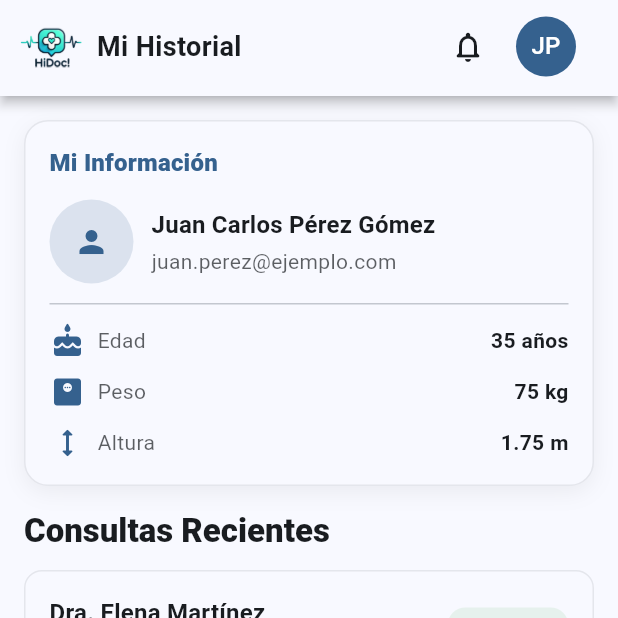
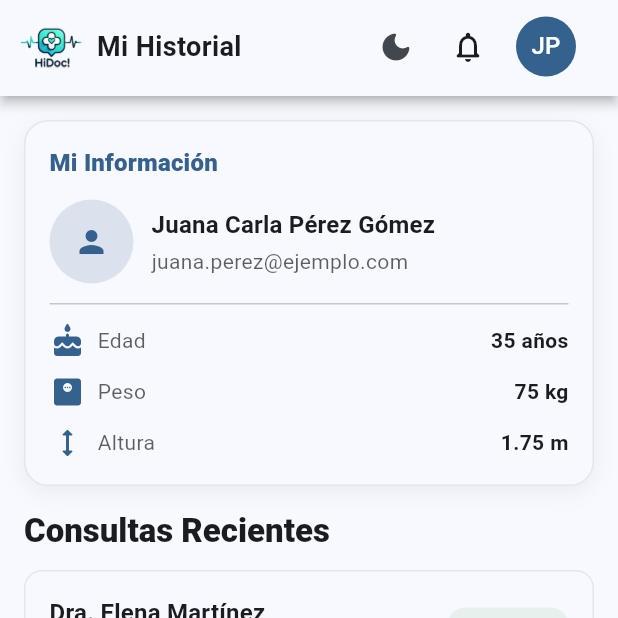
Before and after one commit to ValeriaCastro04/proyecto_hidoc, a Flutter app: the PatientMedicalHistoryScreen screen opened by its route, on a phone screen of 412 x 824 dp, the top half of it. Run offline on Flutter 3.47's test engine with Material 3 defaults, Android fonts, the light colour scheme and no system bars; our stand-ins replace fl_chart, flutter_riverpod, go_router.

Commit message:
update en los chats

```diff
--- a/lib/features/chat/widgets/chat_header.dart
+++ b/lib/features/chat/widgets/chat_header.dart
@@ -1,4 +1,5 @@
 import 'package:flutter/material.dart';
+import 'package:proyecto_hidoc/common/shared_widgets/theme_toggle_button.dart';
 
 /// Widget para el header del chat médico
 ///
@@ -177,6 +178,7 @@ class ChatHeader extends StatelessWidget {
                     size: 24,
                   ),
                 ),
+                const ThemeToggleButton(),
               ],
             ),
           ],
--- a/lib/features/doctor/screen/doctor_chat_screen.dart
+++ b/lib/features/doctor/screen/doctor_chat_screen.dart
@@ -2,6 +2,7 @@ import 'package:flutter/material.dart';
 import 'package:proyecto_hidoc/common/shared_widgets/footer_group.dart';
 import 'package:proyecto_hidoc/common/shared_widgets/header_bar.dart';
 import 'package:proyecto_hidoc/features/doctor/widgets/list/footer_doctor.dart';
+import 'package:proyecto_hidoc/common/shared_widgets/theme_toggle_button.dart';
 
 /// Pantalla completa del chat médico para el doctor
 class DoctorChatScreen extends StatefulWidget {
@@ -358,6 +359,7 @@ class _DoctorChatScreenState extends State<DoctorChatScreen> {
         logoAsset: 'assets/brand/hidoc_logo.png',
         title: doctorName,
         actions: [
+          const ThemeToggleButton(),
           IconButton(
             onPressed: () {},
             icon: Icon(Icons.notifications_none_rounded, color: colors.onSurface),
--- a/lib/features/user/screen/patient_chat_screen.dart
+++ b/lib/features/user/screen/patient_chat_screen.dart
@@ -1,4 +1,5 @@
 import 'package:flutter/material.dart';
+import 'package:proyecto_hidoc/common/shared_widgets/theme_toggle_button.dart';
 
 // Importaciones de los widgets que ya creamos
 // Nota: En tu proyecto real, asegúrate de importar estos widgets desde sus archivos correspondientes:
@@ -542,6 +543,7 @@ class ChatHeader extends StatelessWidget {
             IconButton(onPressed: onCallPressed, icon: const Icon(Icons.phone)),
             IconButton(onPressed: onVideoPressed, icon: const Icon(Icons.videocam)),
             IconButton(onPressed: onMenuPressed, icon: const Icon(Icons.more_vert)),
+            const ThemeToggleButton(),
           ],
         ),
       ),
--- a/lib/features/user/screen/patient_medical_history_screen.dart
+++ b/lib/features/user/screen/patient_medical_history_screen.dart
@@ -2,6 +2,7 @@ import 'package:flutter/material.dart';
 import 'package:proyecto_hidoc/common/shared_widgets/footer.dart';
 import 'package:proyecto_hidoc/common/shared_widgets/header_bar.dart';
 import 'package:proyecto_hidoc/features/user/widgets/footer_user.dart';
+import 'package:proyecto_hidoc/common/shared_widgets/theme_toggle_button.dart';
 
 /// Pantalla de historial médico para el paciente
 class PatientMedicalHistoryScreen extends StatelessWidget {
@@ -19,6 +20,7 @@ class PatientMedicalHistoryScreen extends StatelessWidget {
         logoAsset: 'assets/brand/hidoc_logo.png',
         title: 'Mi Historial',
         actions: [
+          ThemeToggleButton(),
           IconButton(
             onPressed: () {},
             icon: Icon(Icons.notifications_none_rounded, color: cs.onSurface),
@@ -57,12 +59,12 @@ class PatientMedicalHistoryScreen extends StatelessWidget {
                             crossAxisAlignment: CrossAxisAlignment.start,
                             children: [
                               Text(
-                                'Juan Carlos Pérez Gómez',
+                                'Juana Carla Pérez Gómez',
                                 style: tt.titleMedium?.copyWith(fontWeight: FontWeight.w700),
                               ),
                               const SizedBox(height: 2),
                               Text(
-                                'juan.perez@ejemplo.com',
+                                'juana.perez@ejemplo.com',
                                 style: tt.bodyMedium?.copyWith(
                                   color: cs.onSurface.withOpacity(.7),
                                 ),
```
